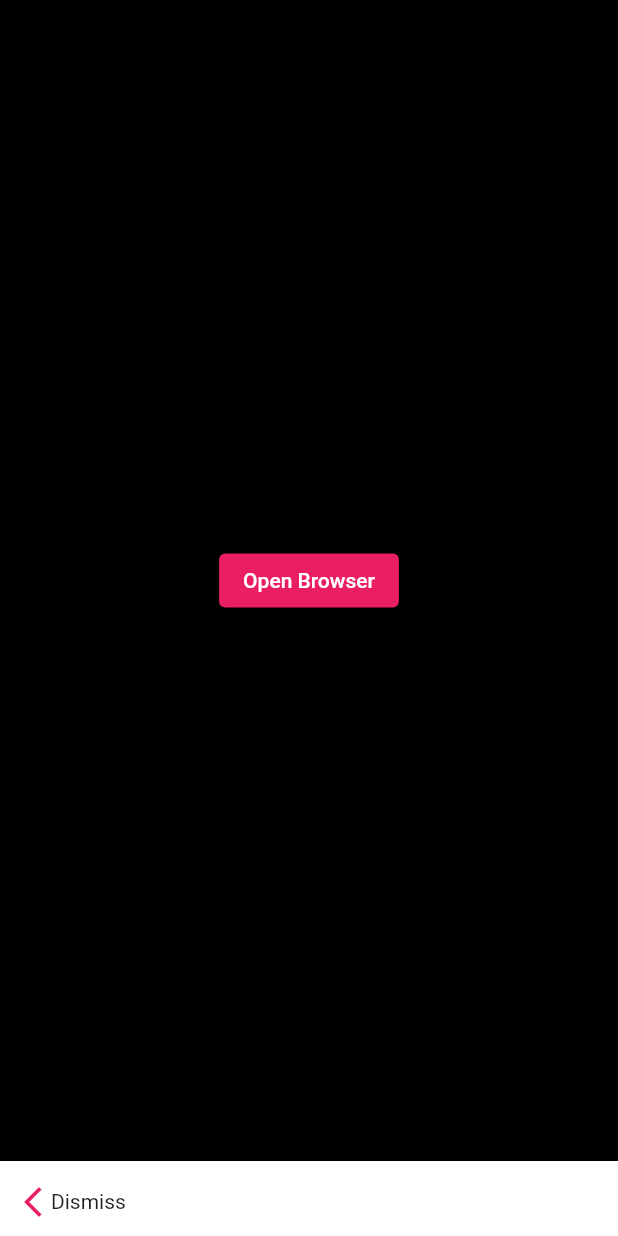
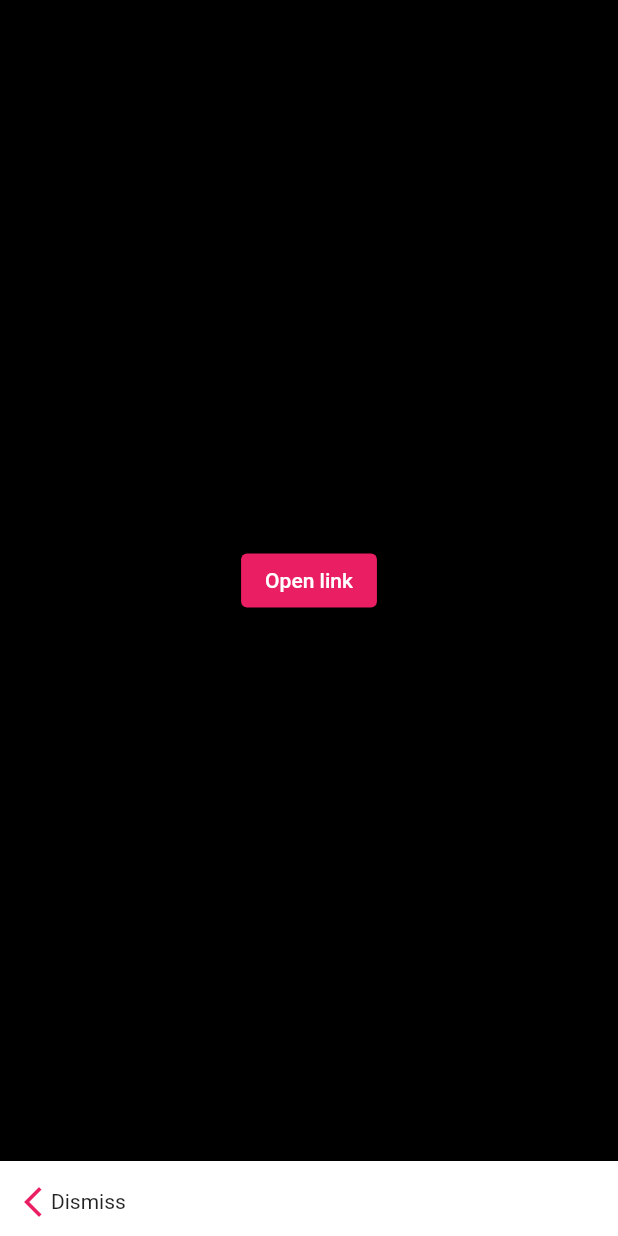
Before and after one commit to mirrar-sdm/mirrAR-Flutter-SDK, a Flutter app: the screen it shows after launch, after a tap on "Launch Mirrar", on a phone screen of 412 x 824 dp. Run offline on Flutter 3.47's test engine with Material 2 defaults, Android fonts, the phone set to English and light mode, and no system bars; our stand-ins replace dio, image_gallery_saver, permission_handler, webview_flutter; missing offline and left inert: esys_flutter_share, flutter_downloader, flutter_inappwebview.

Commit message:
change text

```diff
--- a/lib/mirrar_sdk.dart
+++ b/lib/mirrar_sdk.dart
@@ -157,7 +157,7 @@ Future<bool> _exitApp(BuildContext context) async {
           ),),
         body: Center(
           child: ElevatedButton(
-            child: Text("Open Browser"),
+            child: Text("Open link"),
             onPressed: () async {
               await browser.open(
                   url: Uri.parse(baseUrl),
```
